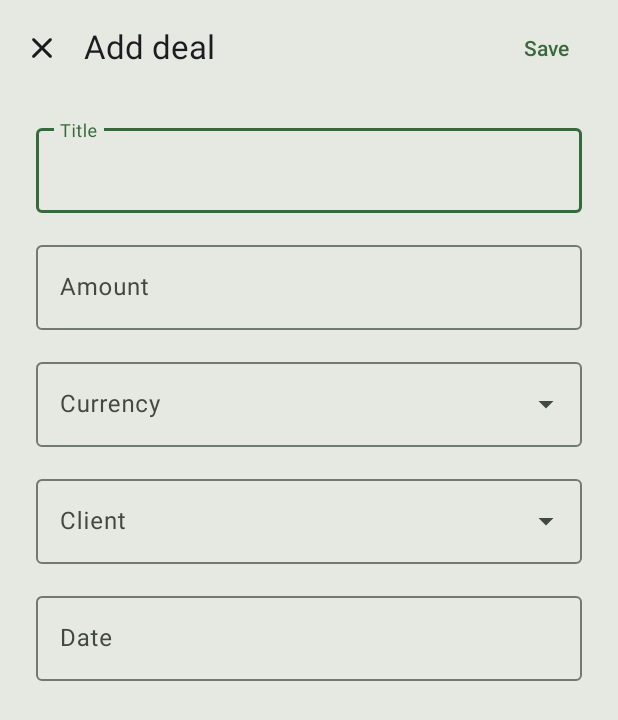
After one commit to 1mmortalized/DealMate, an Android app: the AddDealDialogFragment screen opened through its navigation route, on a phone screen of 412 x 824 dp. The commit adds this screen. Shown: the top 720 px of the screen. Run offline under Robolectric (Android 15) with nearby library versions, the phone set to English and light mode, and no system bars; our stand-ins replace Dagger/Hilt's generated code, Room's generated code, navigation-ui; 1 statement that could not run was skipped.

Commit message:
Implemented deal adding

```diff
--- a/app/src/main/AndroidManifest.xml
+++ b/app/src/main/AndroidManifest.xml
@@ -3,6 +3,7 @@
     xmlns:tools="http://schemas.android.com/tools">
 
     <uses-permission android:name="android.permission.INTERNET" />
+    <uses-permission android:name="android.permission.ACCESS_NETWORK_STATE" />
 
     <application
         android:name=".MyApp"
--- a/app/src/main/java/com/bizsolutions/dealmate/db/DealEntity.kt
+++ b/app/src/main/java/com/bizsolutions/dealmate/db/DealEntity.kt
@@ -3,6 +3,7 @@ package com.bizsolutions.dealmate.db
 import androidx.room.ColumnInfo
 import androidx.room.Entity
 import androidx.room.ForeignKey
+import androidx.room.Ignore
 import androidx.room.Index
 import androidx.room.PrimaryKey
 import java.time.LocalDate
@@ -18,9 +19,12 @@ import java.util.Date
 )
 data class DealEntity(
     @PrimaryKey(autoGenerate = true) val id: Int = 0,
-    val title: String,
-    val amount: Int,
-    val currency: String,
-    val clientId: Int,
-    @ColumnInfo(defaultValue = "0") val date: LocalDate
-)
+    var title: String,
+    var amount: Int,
+    var currency: String,
+    var clientId: Int,
+    @ColumnInfo(defaultValue = "0") var date: LocalDate
+) {
+    @Ignore
+    constructor(): this(0, "", 0, "", 0, LocalDate.now())
+}
--- /dev/null
+++ b/app/src/main/java/com/bizsolutions/dealmate/ui/deals/AddDealDialogFragment.kt
@@ -0,0 +1,145 @@
+package com.bizsolutions.dealmate.ui.deals
+
+import android.annotation.SuppressLint
+import android.os.Bundle
+import android.view.LayoutInflater
+import android.view.View
+import android.view.ViewGroup
+import androidx.fragment.app.viewModels
+import androidx.navigation.fragment.navArgs
+import com.bizsolutions.dealmate.R
+import com.bizsolutions.dealmate.data.currency.CurrencyManager
+import com.bizsolutions.dealmate.databinding.FragmentDialogAddDealBinding
+import com.bizsolutions.dealmate.databinding.FragmentDialogBaseBinding
+import com.bizsolutions.dealmate.db.ClientEntity
+import com.bizsolutions.dealmate.db.DealEntity
+import com.bizsolutions.dealmate.ext.observeOnce
+import com.bizsolutions.dealmate.ui.FullscreenDialogFragment
+import com.bizsolutions.dealmate.utils.showDatePicker
+import com.google.android.material.snackbar.Snackbar
+import com.google.android.material.textfield.MaterialAutoCompleteTextView
+import dagger.hilt.android.AndroidEntryPoint
+import java.time.LocalDate
+import java.time.format.DateTimeFormatter
+import java.time.format.FormatStyle
+import kotlin.time.ExperimentalTime
+
+@AndroidEntryPoint
+open class AddDealDialogFragment : FullscreenDialogFragment() {
+
+    private var _binding: FragmentDialogAddDealBinding? = null
+    protected val binding get() = _binding!!
+
+    protected var newDeal: DealEntity? = null
+
+    protected val viewModel: DealsViewModel by viewModels()
+
+    protected var pickedDate: LocalDate? = null
+
+    private lateinit var clients: List<ClientEntity>
+
+    @OptIn(ExperimentalTime::class)
+    @SuppressLint("ClickableViewAccessibility")
+    override fun onCreateView(
+        inflater: LayoutInflater,
+        container: ViewGroup?,
+        savedInstanceState: Bundle?
+    ): View {
+        _baseBinding = FragmentDialogBaseBinding.inflate(inflater, container, false)
+
+        _binding =
+            FragmentDialogAddDealBinding.inflate(
+                layoutInflater,
+                baseBinding.root as ViewGroup,
+                false
+            )
+
+        baseBinding.fragmentDialogBaseContainer.addView(binding.root)
+
+        baseBinding.fragmentDialogBaseTitleTxt.setText(R.string.add_deal_dialog_title)
+
+        newDeal = DealEntity()
+
+        baseBinding.fragmentDialogBaseSaveBtn.setOnClickListener {
+            newDeal?.let { deal ->
+                deal.title = binding.fdAddDealTitleEdt.editText!!.text.toString()
+                deal.amount = binding.fdAddDealAmountEdt.editText!!.text.toString().toInt()
+                deal.currency = binding.fdAddDealCurrencyEdt.text.toString()
+                deal.date = pickedDate!!
+
+                deal.clientId = clients.find {
+                    it.name == binding.fdAddDealClientEdtTxt.text.toString()
+                }?.id ?: 0
+
+                onPositiveButtonClicked(deal)
+            }
+            dialog!!.dismiss()
+
+            val snackbar = Snackbar.make(
+                requireParentFragment().requireView(),
+                R.string.deal_saved_snack,
+                Snackbar.LENGTH_SHORT
+            )
+
+            try {
+                snackbar.setAnchorView(R.id.activity_main_bottom_nav_bar)
+            }
+            catch (_: IllegalArgumentException) {}
+
+            snackbar.show()
+        }
+
+        baseBinding.fragmentDialogBaseCloseBtn.setOnClickListener {
+            dialog!!.dismiss()
+        }
+
+        val currencies = CurrencyManager.currencyRates?.map { it.key }
+            ?.filter { it != "RUB" }?.toTypedArray()
+        currencies?.let {
+            (binding.fdAddDealCurrencyEdt as MaterialAutoCompleteTextView)
+                .setSimpleItems(it)
+        }
+
+        binding.fdAddDealDateEdt.editText!!.setOnClickListener {
+            showDatePicker(
+                pickedDate,
+                parentFragmentManager,
+                "DATE_PICKER_TAG"
+            ) { date ->
+                pickedDate = date
+                binding.fdAddDealDateEdt.editText!!.setText(
+                    date.format(DateTimeFormatter.ofLocalizedDate(FormatStyle.MEDIUM))
+                )
+            }
+        }
+
+        viewModel.allClients.observeOnce(viewLifecycleOwner) { clients ->
+            (binding.fdAddDealClientEdtTxt as MaterialAutoCompleteTextView)
+                .setSimpleItems(clients.map { it.name }.toTypedArray())
+            this.clients = clients
+        }
+
+        additionalOnCreateView()
+
+        return baseBinding.root
+    }
+
+    protected open fun onPositiveButtonClicked(deal: DealEntity) {
+        viewModel.addDeal(deal)
+    }
+
+    protected open fun additionalOnCreateView() {}
+}
+
+class EditDealDialogFragment : AddDealDialogFragment() {
+
+    private val args by navArgs<EditDealDialogFragmentArgs>()
+
+    override fun additionalOnCreateView() {
+        baseBinding.fragmentDialogBaseTitleTxt.setText(R.string.edit_deal_dialog_title)
+    }
+
+    override fun onPositiveButtonClicked(deal: DealEntity) {
+//        viewModel.updateDeal(deal)
+    }
+}
--- a/app/src/main/java/com/bizsolutions/dealmate/ui/deals/DealsViewModel.kt
+++ b/app/src/main/java/com/bizsolutions/dealmate/ui/deals/DealsViewModel.kt
@@ -2,14 +2,26 @@ package com.bizsolutions.dealmate.ui.deals
 
 import androidx.lifecycle.ViewModel
 import androidx.lifecycle.asLiveData
+import androidx.lifecycle.viewModelScope
+import com.bizsolutions.dealmate.db.ClientEntity
+import com.bizsolutions.dealmate.db.DealEntity
 import com.bizsolutions.dealmate.repository.ClientRepository
 import com.bizsolutions.dealmate.repository.DealRepository
 import dagger.hilt.android.lifecycle.HiltViewModel
+import kotlinx.coroutines.launch
 import javax.inject.Inject
 
 @HiltViewModel
 class DealsViewModel @Inject constructor(
-    dealRepository: DealRepository
+    val dealRepository: DealRepository,
+    clientRepository: ClientRepository
 ) : ViewModel() {
     val allDeals = dealRepository.allDeals.asLiveData()
+    val allClients = clientRepository.allClients.asLiveData()
+
+    fun addDeal(deal: DealEntity) {
+        viewModelScope.launch {
+            dealRepository.insert(deal)
+        }
+    }
 }
--- /dev/null
+++ b/app/src/main/res/layout/fragment_dialog_add_deal.xml
@@ -0,0 +1,85 @@
+<?xml version="1.0" encoding="utf-8"?>
+<LinearLayout xmlns:android="http://schemas.android.com/apk/res/android"
+    xmlns:tools="http://schemas.android.com/tools"
+    android:layout_width="match_parent"
+    android:layout_height="wrap_content"
+    android:orientation="vertical"
+    android:paddingTop="16dp"
+    android:paddingBottom="16dp"
+    tools:paddingEnd="?dialogPreferredPadding"
+    tools:paddingStart="?dialogPreferredPadding">
+
+    <com.google.android.material.textfield.TextInputLayout
+        android:id="@+id/fd_add_deal_title_edt"
+        style="@style/Widget.Material3.TextInputLayout.OutlinedBox"
+        android:layout_width="match_parent"
+        android:layout_height="wrap_content"
+        android:layout_marginBottom="16dp"
+        android:hint="@string/title_hint">
+
+        <com.google.android.material.textfield.TextInputEditText
+            android:layout_width="match_parent"
+            android:layout_height="wrap_content"
+            android:inputType="textCapSentences" />
+
+    </com.google.android.material.textfield.TextInputLayout>
+
+    <com.google.android.material.textfield.TextInputLayout
+        android:id="@+id/fd_add_deal_amount_edt"
+        style="@style/Widget.Material3.TextInputLayout.OutlinedBox"
+        android:layout_width="match_parent"
+        android:layout_height="wrap_content"
+        android:layout_marginBottom="16dp"
+        android:hint="@string/amount_hint">
+
+        <com.google.android.material.textfield.TextInputEditText
+            android:layout_width="match_parent"
+            android:layout_height="wrap_content" />
+
+    </com.google.android.material.textfield.TextInputLayout>
+
+    <com.google.android.material.textfield.TextInputLayout
+        style="@style/Widget.Material3.TextInputLayout.OutlinedBox.ExposedDropdownMenu"
+        android:layout_width="match_parent"
+        android:layout_height="wrap_content"
+        android:hint="@string/currency_hint"
+        android:layout_marginBottom="16dp">
+
+        <AutoCompleteTextView
+            android:id="@+id/fd_add_deal_currency_edt"
+            android:layout_width="match_parent"
+            android:layout_height="wrap_content"
+            android:inputType="none" />
+    </com.google.android.material.textfield.TextInputLayout>
+
+    <com.google.android.material.textfield.TextInputLayout
+        style="@style/Widget.Material3.TextInputLayout.OutlinedBox.ExposedDropdownMenu"
+        android:layout_width="match_parent"
+        android:layout_height="wrap_content"
+        android:hint="@string/client_hint"
+        android:layout_marginBottom="16dp">
+
+        <AutoCompleteTextView
+            android:id="@+id/fd_add_deal_client_edt_txt"
+            android:layout_width="match_parent"
+            android:layout_height="wrap_content"
+            android:inputType="none" />
+    </com.google.android.material.textfield.TextInputLayout>
+
+    <com.google.android.material.textfield.TextInputLayout
+        android:id="@+id/fd_add_deal_date_edt"
+        style="@style/Widget.Material3.TextInputLayout.OutlinedBox"
+        android:layout_width="match_parent"
+        android:layout_height="wrap_content"
+        android:hint="@string/date_hint"
+        android:layout_marginBottom="16dp">
+
+        <com.google.android.material.textfield.TextInputEditText
+            android:layout_width="match_parent"
+            android:layout_height="wrap_content"
+            android:enabled="true"
+            android:focusable="false"
+            android:focusableInTouchMode="false"
+            android:singleLine="true" />
+    </com.google.android.material.textfield.TextInputLayout>
+</LinearLayout>
--- a/app/src/main/res/navigation/mobile_navigation.xml
+++ b/app/src/main/res/navigation/mobile_navigation.xml
@@ -59,13 +59,22 @@
         android:id="@+id/navigation_dashboard"
         android:name="com.bizsolutions.dealmate.ui.dashboard.DashboardFragment"
         android:label="@string/title_dashboard"
-        tools:layout="@layout/fragment_contacts" />
+        tools:layout="@layout/fragment_dashboard" />
 
     <fragment
         android:id="@+id/navigation_deals"
         android:name="com.bizsolutions.dealmate.ui.deals.DealsFragment"
         android:label="@string/title_deals"
-        tools:layout="@layout/fragment_contacts" />
+        tools:layout="@layout/fragment_deals">
+
+        <action
+            android:id="@+id/action_deal_to_add_deal"
+            app:destination="@id/navigation_add_deal" />
+
+        <action
+            android:id="@+id/action_deal_to_edit_deal"
+            app:destination="@id/navigation_edit_deal" />
+    </fragment>
 
     <fragment
         android:id="@+id/navigation_task"
@@ -150,4 +159,22 @@
             android:defaultValue="0"
             app:argType="integer" />
     </dialog>
+
+    <dialog
+        android:id="@+id/navigation_add_deal"
+        android:name="com.bizsolutions.dealmate.ui.deals.AddDealDialogFragment"
+        android:label="Add deal"
+        tools:layout="@layout/fragment_dialog_add_deal" />
+
+    <dialog
+        android:id="@+id/navigation_edit_deal"
+        android:name="com.bizsolutions.dealmate.ui.deals.EditDealDialogFragment"
+        android:label="Edit deal"
+        tools:layout="@layout/fragment_dialog_add_deal">
+
+        <argument
+            android:name="dealId"
+            android:defaultValue="0"
+            app:argType="integer" />
+    </dialog>
 </navigation>
--- a/app/src/main/res/values/strings.xml
+++ b/app/src/main/res/values/strings.xml
@@ -62,4 +62,11 @@
     <string name="add_client_dialog_title">Add client</string>
     <string name="edit_client_dialog_title">Edit client</string>
     <string name="client_saved_snack">Client saved</string>
+
+    <string name="currency_hint">Currency</string>
+    <string name="amount_hint">Amount</string>
+
+    <string name="add_deal_dialog_title">Add deal</string>
+    <string name="edit_deal_dialog_title">Edit deal</string>
+    <string name="deal_saved_snack">Deal saved</string>
 </resources>
```
Also changed, not shown: app/src/main/java/com/bizsolutions/dealmate/data/currency/CurrencyManager.kt (+25 -1 lines), app/src/main/java/com/bizsolutions/dealmate/ui/deals/DealsFragment.kt (+25 -2 lines).
